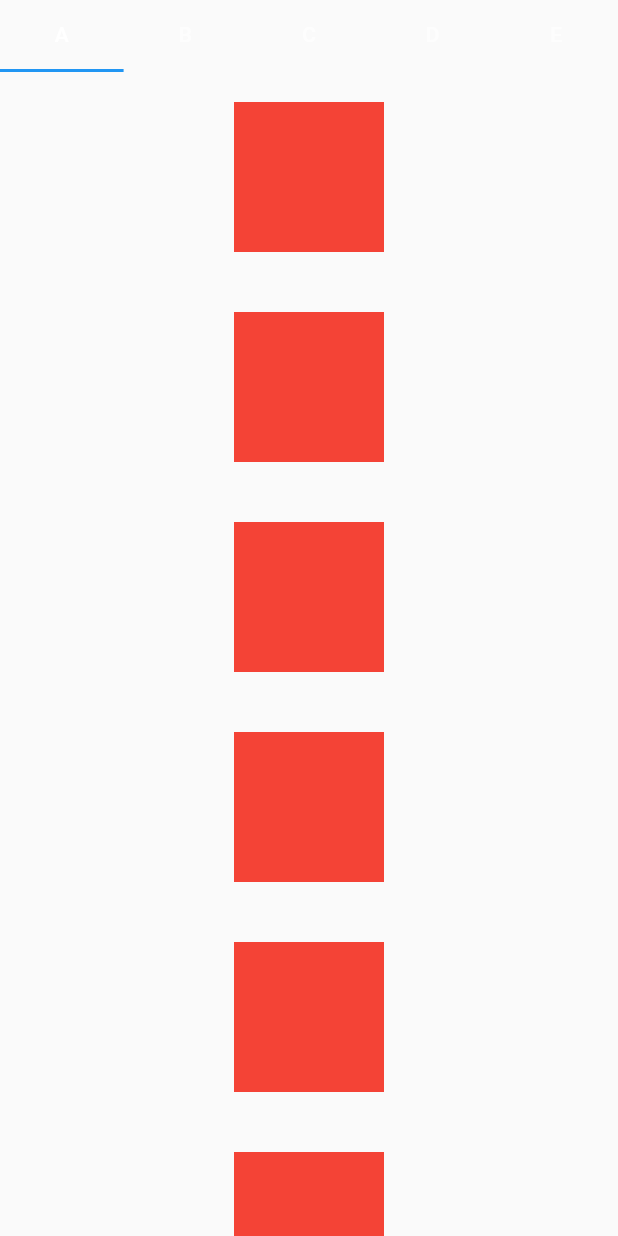
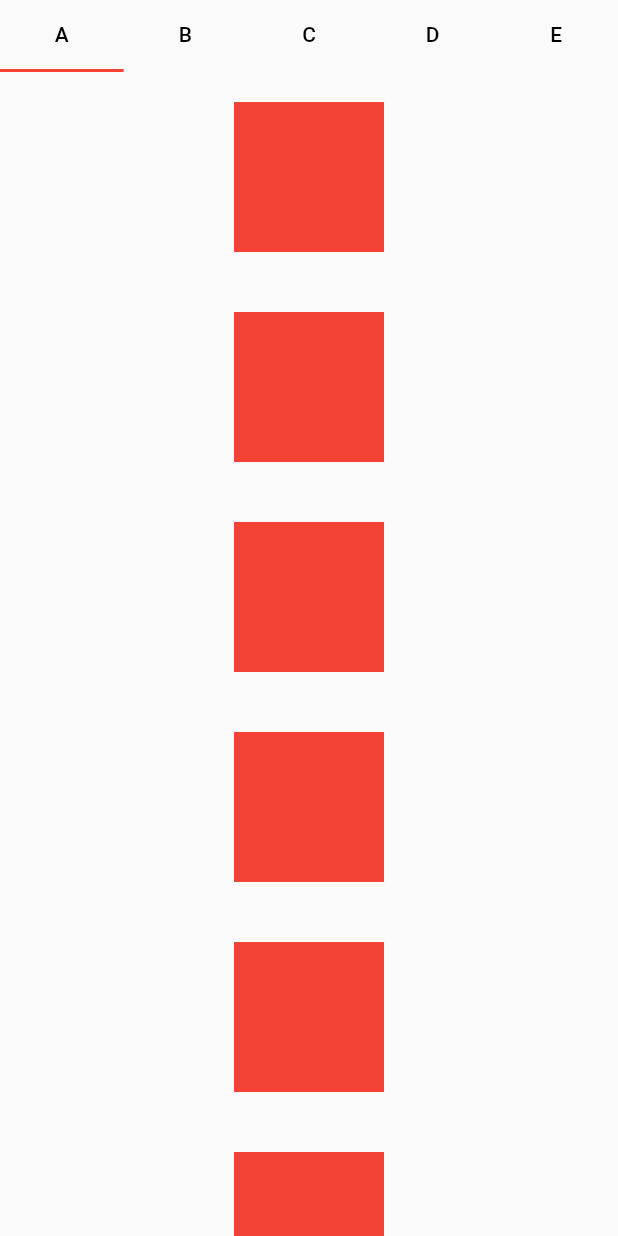
Before and after one commit to sejun2/vertical_scroll_tabbar, a Flutter app: the screen it shows after launch, on a phone screen of 412 x 824 dp. Run offline on Flutter 3.47's test engine with Material 2 defaults, Android fonts, the phone set to English and light mode, and no system bars.

Commit message:
fix example

```diff
--- a/example/lib/main.dart
+++ b/example/lib/main.dart
@@ -16,21 +16,25 @@ class MyApp extends StatelessWidget {
       home: Scaffold(
         body: SafeArea(
           child: VerticalScrollTabbar(
+            indicatorColor: Colors.red,
+            onTabChange: (index) {
+              print(index);
+            },
             tabs: const [
               Tab(
-                text: 'A',
+                child: Text('A', style: TextStyle(color: Colors.black),),
               ),
               Tab(
-                text: 'B',
+                child: Text('B', style: TextStyle(color: Colors.black),),
               ),
               Tab(
-                text: 'C',
+                child: Text('C', style: TextStyle(color: Colors.black),),
               ),
               Tab(
-                text: 'D',
+                child: Text('D', style: TextStyle(color: Colors.black),),
               ),
               Tab(
-                text: 'E',
+                child: Text('E', style: TextStyle(color: Colors.black),),
               ),
             ],
             children: [
--- a/example/pubspec.yaml
+++ b/example/pubspec.yaml
@@ -35,7 +35,7 @@ dependencies:
   # The following adds the Cupertino Icons font to your application.
   # Use with the CupertinoIcons class for iOS style icons.
   cupertino_icons: ^1.0.2
-  vertical_scroll_tabbar: ^0.0.1
+  vertical_scroll_tabbar: ^0.0.2
 
 dev_dependencies:
   flutter_test:
```
Also changed, not shown: example/pubspec.lock, 1 other file.
